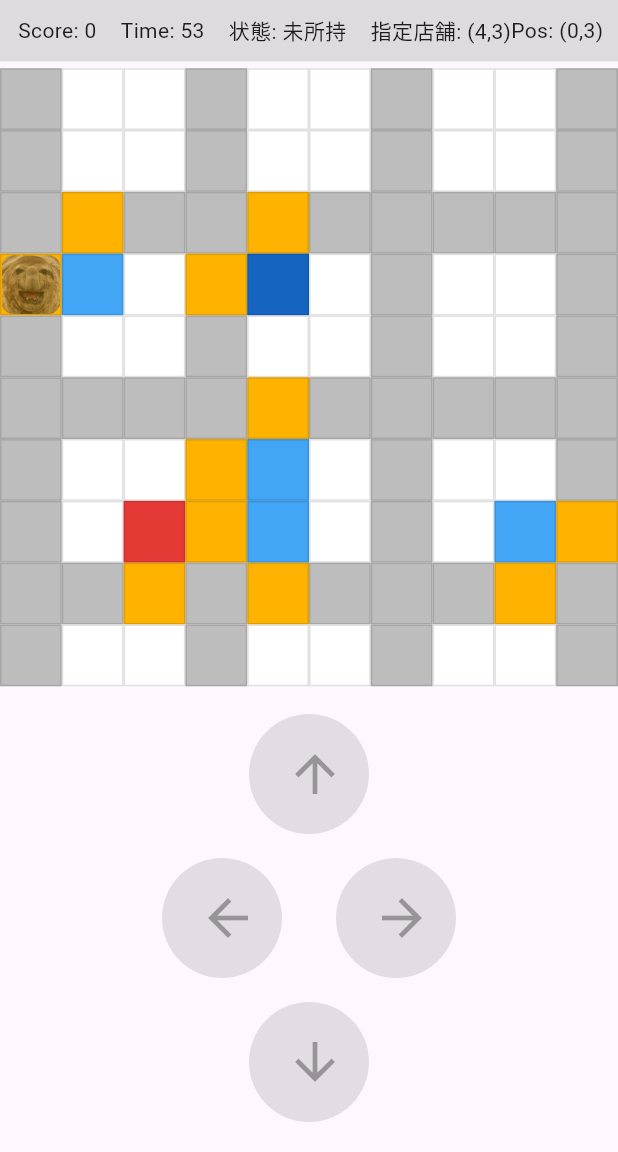
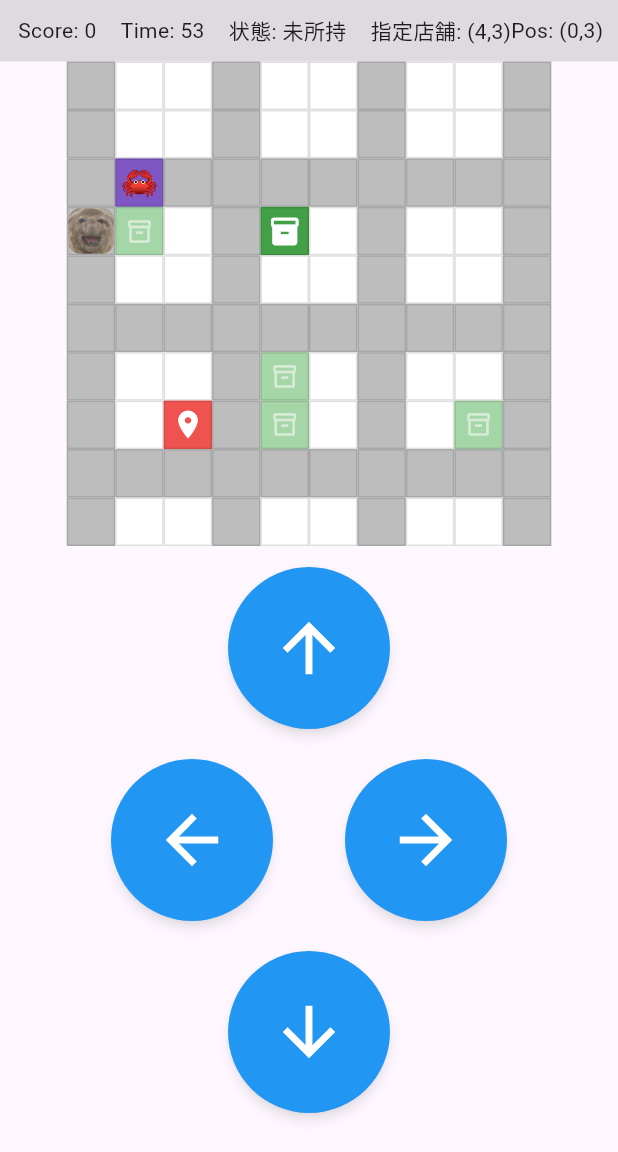
Before and after one commit to morihisashi/delivery_game, a Flutter app: the screen it shows after launch, on a phone screen of 412 x 824 dp, the part 84-1236 px from its top. Run offline on Flutter 3.47's test engine with Material 3 defaults, Android fonts, the phone set to English and light mode, and no system bars.

Commit message:
蟹の実装と店舗に進入できる黄色の廃止

```diff
--- a/lib/controllers/game_controller.dart
+++ b/lib/controllers/game_controller.dart
@@ -6,6 +6,7 @@ import 'package:flutter/foundation.dart';
 import '../data/game_map_data.dart';
 import '../models/building.dart';
 import '../models/direction.dart';
+import '../models/enemy.dart';
 import '../models/game_status.dart';
 import '../models/position.dart';
 import '../models/tile_type.dart';
@@ -20,6 +21,8 @@ class GameController {
   final Random _random;
 
   Timer? _timer;
+  Timer? _enemyTimer;
+  Timer? _stunTimer;
   VoidCallback? onTick;
 
   /// 店舗（5件）。建物マスへは、上下左右に隣接する道路マスのいずれからでも侵入可能。
@@ -31,6 +34,9 @@ class GameController {
   Position targetPosition = const Position(0, 0);
 
   Position playerPosition = const Position(0, 0);
+
+  Enemy enemy = Enemy(const Position(0, 0));
+  bool isStunned = false;
 
   bool hasPackage = false;
   int score = 0;
@@ -74,6 +80,8 @@ class GameController {
 
   void resetGame() {
     stopTimer();
+    stopEnemyMovement();
+    _clearStun();
 
     hasPackage = false;
     score = 0;
@@ -81,6 +89,7 @@ class GameController {
     gameStatus = GameStatus.playing;
 
     _setupWorld();
+    startEnemyMovement();
 
     onTick?.call();
   }
@@ -92,6 +101,8 @@ class GameController {
 
     playerPosition = _pickInitialPlayerRoad();
     selectNextStore();
+
+    enemy = Enemy(_spawnEnemyRoadPosition(minManhattanDistance: 2));
   }
 
   void startTimer() {
@@ -124,15 +135,19 @@ class GameController {
 
   void dispose() {
     stopTimer();
+    stopEnemyMovement();
+    _clearStun();
   }
 
   void step(Direction dir) {
     if (gameStatus != GameStatus.playing) return;
     if (timeLeft <= 0) return;
+    if (isStunned) return;
 
     movePlayer(dir);
     pickupIfOnCurrentStore();
     deliverIfOnTarget();
+    _checkCollision();
 
     onTick?.call();
   }
@@ -143,6 +158,64 @@ class GameController {
     if (!_isInBounds(next)) return;
     if (!canMove(from, next)) return;
     playerPosition = next;
+  }
+
+  void startEnemyMovement() {
+    stopEnemyMovement();
+
+    if (gameStatus != GameStatus.playing) return;
+
+    _enemyTimer = Timer.periodic(const Duration(seconds: 1), (_) {
+      if (gameStatus != GameStatus.playing) {
+        stopEnemyMovement();
+        return;
+      }
+
+      moveEnemy();
+      onTick?.call();
+    });
+  }
+
+  void stopEnemyMovement() {
+    _enemyTimer?.cancel();
+    _enemyTimer = null;
+  }
+
+  void moveEnemy() {
+    final dirs = Direction.values.toList()..shuffle(_random);
+
+    for (final dir in dirs) {
+      final next = _moved(enemy.position, dir);
+      if (!_isInBounds(next)) continue;
+      if (!isRoad(next)) continue;
+      enemy.position = next;
+      break;
+    }
+
+    _checkCollision();
+  }
+
+  void _checkCollision() {
+    if (enemy.position == playerPosition) {
+      _stunPlayer();
+    }
+  }
+
+  void _stunPlayer() {
+    if (isStunned) return;
+
+    isStunned = true;
+    _stunTimer?.cancel();
+    _stunTimer = Timer(const Duration(seconds: 3), () {
+      isStunned = false;
+      onTick?.call();
+    });
+  }
+
+  void _clearStun() {
+    _stunTimer?.cancel();
+    _stunTimer = null;
+    isStunned = false;
   }
 
   /// 道路は自由。店舗・配達先の建物マスは、**隣接する道路マス**からならどこからでも進入可能。
@@ -252,6 +325,33 @@ class GameController {
     return roads.isEmpty ? const Position(0, 0) : roads.first;
   }
 
+  Position _spawnEnemyRoadPosition({required int minManhattanDistance}) {
+    final roads = <Position>[];
+    for (var y = 0; y < gridSize; y++) {
+      for (var x = 0; x < gridSize; x++) {
+        final p = Position(x, y);
+        if (!isRoad(p)) continue;
+        final dist = (p.x - playerPosition.x).abs() + (p.y - playerPosition.y).abs();
+        if (dist < minManhattanDistance) continue;
+        roads.add(p);
+      }
+    }
+
+    roads.shuffle(_random);
+    if (roads.isNotEmpty) return roads.first;
+
+    // フォールバック：距離制約なしで道路から選ぶ
+    final anyRoads = <Position>[];
+    for (var y = 0; y < gridSize; y++) {
+      for (var x = 0; x < gridSize; x++) {
+        final p = Position(x, y);
+        if (isRoad(p)) anyRoads.add(p);
+      }
+    }
+    anyRoads.shuffle(_random);
+    return anyRoads.isEmpty ? const Position(0, 0) : anyRoads.first;
+  }
+
   static const List<(int, int)> _orthoDeltas = [
     (0, -1),
     (0, 1),
--- /dev/null
+++ b/lib/models/enemy.dart
@@ -0,0 +1,7 @@
+import 'position.dart';
+
+class Enemy {
+  Enemy(this.position);
+
+  Position position;
+}
--- a/lib/screens/game_screen.dart
+++ b/lib/screens/game_screen.dart
@@ -45,7 +45,7 @@ class _GameScreenState extends State<GameScreen> {
     });
 
     _moveTimer?.cancel();
-    _moveTimer = Timer.periodic(const Duration(milliseconds: 150), (_) {
+    _moveTimer = Timer.periodic(const Duration(milliseconds: 120), (_) {
       if (controller.gameStatus == GameStatus.finished) return;
 
       setState(() {
@@ -84,29 +84,27 @@ class _GameScreenState extends State<GameScreen> {
 
                     final p = Position(x, y);
 
+                    final isPlayer = p == controller.playerPosition;
+                    final isEnemy = p == controller.enemy.position;
+                    final isTarget = p == controller.targetPosition;
+                    final isCurrentStore =
+                        p == controller.currentStorePosition;
+                    final isOtherStore =
+                        !isCurrentStore &&
+                        controller.storePositions.contains(p);
+
                     final color = () {
-                      if (p == controller.targetPosition) {
-                        return Colors.red.shade600;
-                      }
-                      if (p == controller.currentStorePosition) {
-                        return Colors.blue.shade800;
-                      }
-                      if (controller.storePositions.contains(p)) {
-                        return Colors.blue.shade400;
-                      }
-                      if (controller.allEntrances.contains(p)) {
-                        return Colors.amber.shade600;
-                      }
-                      if (controller.isRoad(p)) {
-                        return Colors.grey.shade400;
-                      }
+                      if (isEnemy) return Colors.deepPurple.shade400;
+                      if (isTarget) return Colors.red.shade400;
+                      if (isCurrentStore) return Colors.green.shade600;
+                      if (isOtherStore) return Colors.green.shade200;
+                      if (controller.isRoad(p)) return Colors.grey.shade400;
                       return Colors.white;
                     }();
 
                     final child = () {
-                      if (p != controller.playerPosition) return null;
-
-                      return Opacity(
+                      final playerWidget = isPlayer
+                          ? Opacity(
                               opacity: controller.hasPackage ? 1.0 : 0.7,
                               child: ClipRRect(
                                 borderRadius: BorderRadius.circular(8),
@@ -115,7 +113,58 @@ class _GameScreenState extends State<GameScreen> {
                                   fit: BoxFit.cover,
                                 ),
                               ),
+                            )
+                          : null;
+
+                      final enemyWidget = isEnemy
+                          ? const Center(
+                              child: Text(
+                                '🦀',
+                                style: TextStyle(fontSize: 20),
+                              ),
+                            )
+                          : null;
+
+                      if (playerWidget != null && enemyWidget != null) {
+                        return Stack(
+                          fit: StackFit.expand,
+                          children: [
+                            playerWidget,
+                            Align(alignment: Alignment.center, child: enemyWidget),
+                          ],
                         );
+                      }
+                      if (playerWidget != null) return playerWidget;
+                      if (enemyWidget != null) return enemyWidget;
+
+                      if (isTarget) {
+                        return const Center(
+                          child: Icon(
+                            Icons.location_on,
+                            color: Colors.white,
+                            size: 22,
+                          ),
+                        );
+                      }
+                      if (isCurrentStore) {
+                        return const Center(
+                          child: Icon(
+                            Icons.inventory_2,
+                            color: Colors.white,
+                            size: 22,
+                          ),
+                        );
+                      }
+                      if (isOtherStore) {
+                        return const Center(
+                          child: Icon(
+                            Icons.inventory_2_outlined,
+                            color: Colors.white54,
+                            size: 18,
+                          ),
+                        );
+                      }
+                      return null;
                     }();
 
                     return GridCell(color: color, child: child);
@@ -166,27 +215,28 @@ class _Controls extends StatelessWidget {
   final VoidCallback onStopMove;
   final bool hasPackage;
 
-  static const double _buttonSize = 80;
-  static const double _iconSize = 40;
+  static const double _buttonSize = 108;
+  static const double _iconSize = 52;
+  static const double _gapBetweenLR = 28;
 
   Widget _buildButton(IconData icon, Direction dir) {
+    final bg = hasPackage ? Colors.orange : Colors.blue;
     return GestureDetector(
+      behavior: HitTestBehavior.opaque,
       onTapDown: (_) => onStartMove(dir),
       onTapUp: (_) => onStopMove(),
       onTapCancel: onStopMove,
       child: Padding(
-        padding: const EdgeInsets.all(8),
+        padding: const EdgeInsets.all(10),
+        child: Material(
+          color: bg,
+          shape: const CircleBorder(),
+          elevation: 3,
+          shadowColor: Colors.black45,
           child: SizedBox(
             width: _buttonSize,
             height: _buttonSize,
-          child: ElevatedButton(
-            style: ElevatedButton.styleFrom(
-              shape: const CircleBorder(),
-              backgroundColor: hasPackage ? Colors.orange : Colors.blue,
-              foregroundColor: Colors.white,
-            ),
-            onPressed: null,
-            child: Icon(icon, size: _iconSize),
+            child: Icon(icon, size: _iconSize, color: Colors.white),
           ),
         ),
       ),
@@ -196,7 +246,7 @@ class _Controls extends StatelessWidget {
   @override
   Widget build(BuildContext context) {
     return Padding(
-      padding: const EdgeInsets.fromLTRB(12, 6, 12, 12),
+      padding: const EdgeInsets.fromLTRB(8, 4, 8, 16),
       child: Column(
         mainAxisSize: MainAxisSize.min,
         children: [
@@ -205,7 +255,7 @@ class _Controls extends StatelessWidget {
             mainAxisAlignment: MainAxisAlignment.center,
             children: [
               _buildButton(Icons.arrow_back, Direction.left),
-              const SizedBox(width: 20),
+              const SizedBox(width: _gapBetweenLR),
               _buildButton(Icons.arrow_forward, Direction.right),
             ],
           ),
```
Also changed, not shown: 1 other file. Lines whose indentation alone changed are shown as unchanged.
